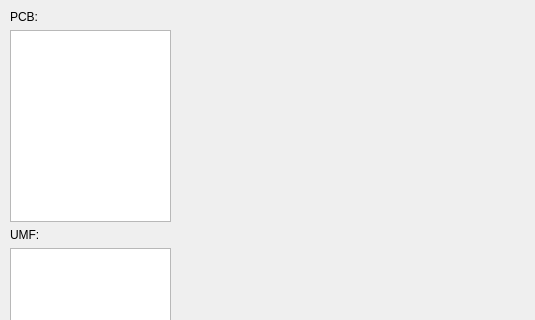
This is src/form.ui in NicolasTobiasAlmaraz/uModelHardware as Qt 5 draws it before an edit; both pictures show x 0 to 535 and y 0 to 320 of the 535 by 694 pixel window. The edited form follows.
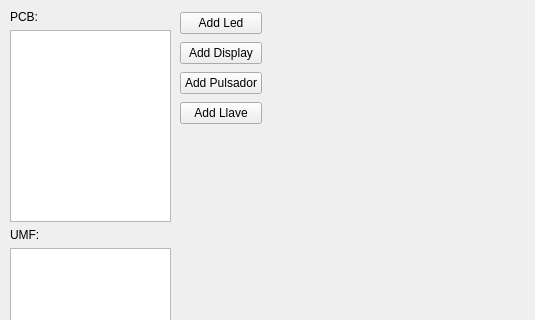
This is the edited form.

Patch:
```diff
--- a/src/form.ui
+++ b/src/form.ui
@@ -71,6 +71,46 @@
     </item>
    </layout>
   </widget>
+  <widget class="QWidget" name="">
+   <property name="geometry">
+    <rect>
+     <x>180</x>
+     <y>10</y>
+     <width>82</width>
+     <height>116</height>
+    </rect>
+   </property>
+   <layout class="QVBoxLayout" name="verticalLayout_6">
+    <item>
+     <widget class="QPushButton" name="pushButton">
+      <property name="text">
+       <string>Add Led</string>
+      </property>
+     </widget>
+    </item>
+    <item>
+     <widget class="QPushButton" name="pushButton_2">
+      <property name="text">
+       <string>Add Display</string>
+      </property>
+     </widget>
+    </item>
+    <item>
+     <widget class="QPushButton" name="pushButton_3">
+      <property name="text">
+       <string>Add Pulsador</string>
+      </property>
+     </widget>
+    </item>
+    <item>
+     <widget class="QPushButton" name="pushButton_4">
+      <property name="text">
+       <string>Add Llave</string>
+      </property>
+     </widget>
+    </item>
+   </layout>
+  </widget>
  </widget>
  <resources/>
  <connections/>
```
